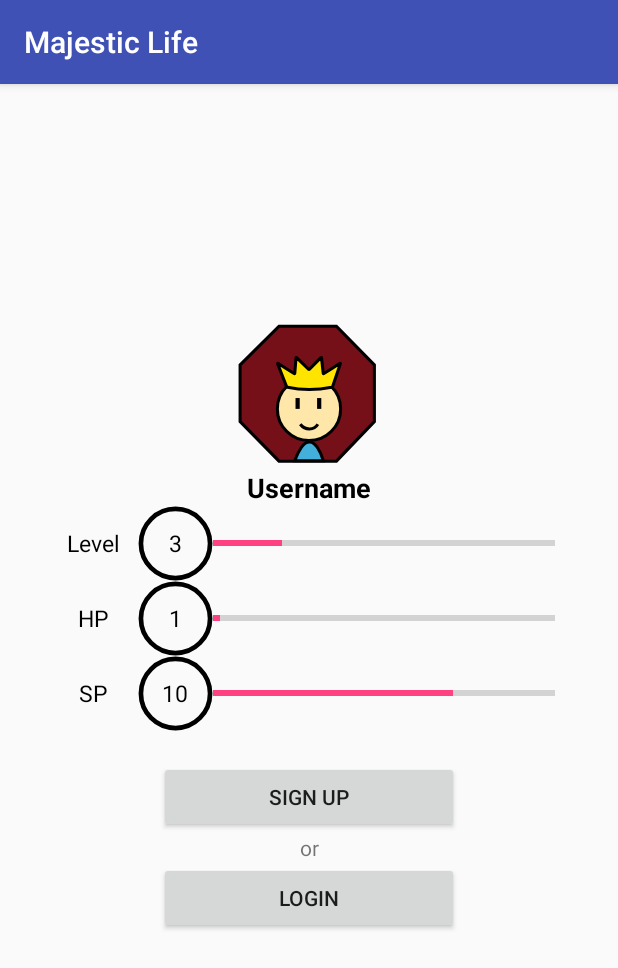
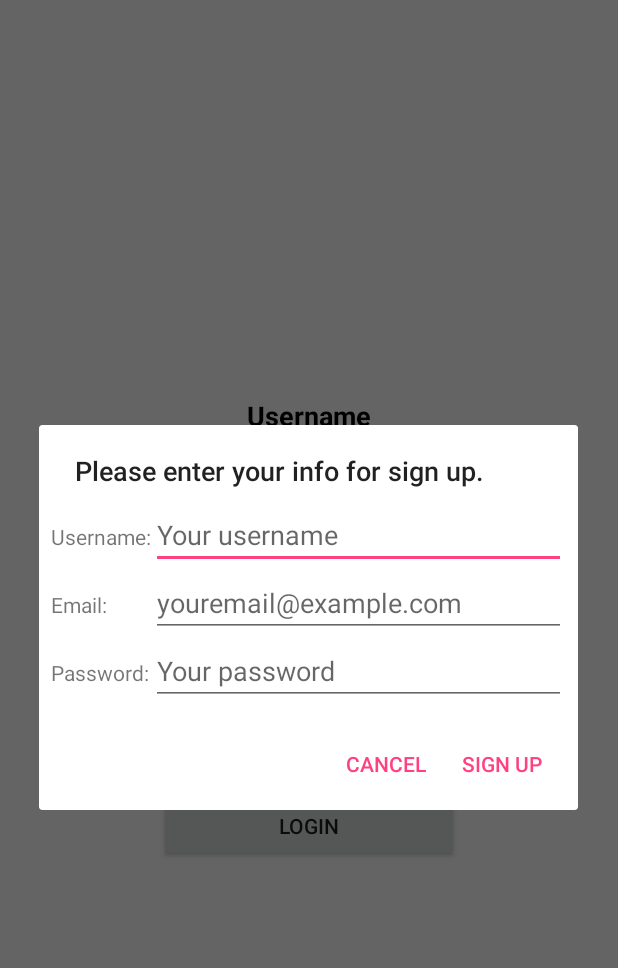
Before and after one commit to Narges7596/MajesticLife, an Android app: the AccountManagementActivity screen opened directly, with no data from a screen before it, after a tap on "SIGN UP", on a phone screen of 412 x 824 dp. Shown: the top 968 px of the screen. Run offline under Robolectric (Android 15) with nearby library versions, the light colour scheme and no system bars; libraries missing offline, so code that uses them is left out: com.backtory.java; 2 statements that could not run were skipped.

Commit message:
- Fixed dialog popup for sign up

```diff
--- a/MajesticLife/app/src/main/java/com/farazannajmi/majesticlife/AccountManagementActivity.java
+++ b/MajesticLife/app/src/main/java/com/farazannajmi/majesticlife/AccountManagementActivity.java
@@ -1,18 +1,27 @@
 package com.farazannajmi.majesticlife;
 
+import android.app.DialogFragment;
+import android.app.FragmentManager;
+import android.support.v4.app.FragmentActivity;
 import android.support.v7.app.AlertDialog;
 import android.support.v7.app.AppCompatActivity;
 import android.os.Bundle;
 import android.util.Log;
 import android.view.View;
+import android.widget.Button;
 import android.widget.ImageView;
 import android.widget.ProgressBar;
 import android.widget.TextView;
+import android.widget.Toast;
 
+import com.backtory.java.HttpStatusCode;
+import com.backtory.java.internal.BacktoryCallBack;
+import com.backtory.java.internal.BacktoryResponse;
 import com.backtory.java.internal.BacktoryUser;
 import com.backtory.java.model.GuestRegistrationParam;
 
-public class AccountManagementActivity extends AppCompatActivity
+public class AccountManagementActivity extends FragmentActivity
+        implements SignupDialogFragment.SignupDialogListener
 {
     public AppManager TheAppManager;
 
@@ -24,6 +33,9 @@ public class AccountManagementActivity extends AppCompatActivity
     public ProgressBar XpLevel_progBar;
     public ProgressBar HpLevel_progBar;
     public ProgressBar SpLevel_progBar;
+    public Button Signup_btn;
+    public Button Login_btn;
+    public TextView Or_txt;
 
     @Override
     protected void onCreate(Bundle savedInstanceState)
@@ -33,6 +45,7 @@ public class AccountManagementActivity extends AppCompatActivity
 
         TheAppManager = (AppManager) getApplicationContext();
 
+        //getting UI elements:
         Avatar_img = findViewById(R.id.AccountM_Avatar_img);
         Username_txt = findViewById(R.id.AccountM_Username_txt);
         XpLevel_txt = findViewById(R.id.AccountM_XpLevel_txt);
@@ -41,9 +54,11 @@ public class AccountManagementActivity extends AppCompatActivity
         XpLevel_progBar = findViewById(R.id.AccountM_XpLevel_progBar);
         HpLevel_progBar = findViewById(R.id.AccountM_HP_progBar);
         SpLevel_progBar = findViewById(R.id.AccountM_SP_progBar);
+        Signup_btn = findViewById(R.id.AccountM_Signup_btn);
+        Login_btn = findViewById(R.id.AccountM_Login_btn);
+        Or_txt = findViewById(R.id.AccountM_or_txt);
 
         //region setting right UI values!
-
         //Avatar_img.setImageBitmap(TheAppManager.User.Avatar);
         Username_txt.setText(TheAppManager.User.CurrentBacktoryUser.getUsername());
         XpLevel_txt.setText(Integer.toString(TheAppManager.User.XpLevel));
@@ -53,6 +68,14 @@ public class AccountManagementActivity extends AppCompatActivity
         HpLevel_progBar.setProgress(TheAppManager.User.HP);
         SpLevel_progBar.setProgress(TheAppManager.User.SP);
 
+        if(BacktoryUser.getCurrentUser().isGuest())
+            Signup_btn.setText(R.string.sign_up);
+        else
+        {
+            Signup_btn.setText(R.string.change_account);
+            Login_btn.setVisibility(View.INVISIBLE);
+            Or_txt.setVisibility(View.INVISIBLE);
+        }
         //endregion
     }
 
@@ -64,40 +87,9 @@ public class AccountManagementActivity extends AppCompatActivity
             {
                 Log.d("WorkFlow", "Clicked on sign up btn in account management activity.");
 
-                //https://developer.android.com/guide/topics/ui/dialogs
-                AlertDialog.Builder builder = new AlertDialog.Builder(getApplicationContext()   );
-                //region complete registration from guest to user
-//
-//                GuestRegistrationParam params = new GuestRegistrationParam.Builder().
-//                        //setFirstName("alireza").
-//                        //setLastName("farahani").
-//                        setEmail("alireza.farahani@gmail.com").
-//                        setNewPassword("123456").
-//                        setNewUsername("a_farahani").
-//                        build();
-//
-//                // CurrentUser is your guest user, so get your currentUser and complete his/her registration
-//                BacktoryUser.getCurrentUser().completeRegistrationInBackground(params,
-//                        new BacktoryCallBack<BacktoryUser>() {
-//
-//                            // CompleteRegistration done (fail or success), handling it:
-//                            @Override
-//                            public void onResponse(BacktoryResponse<BacktoryUser> response) {
-//                                // Checking result of operation
-//                                if (response.isSuccessful()) {
-//                                    // Hooray, You are a normal user now
-//                                    String firstName = response.body().getFirstName();
-//                                    Log.d(TAG, firstName + ", thanks for registration");
-//                                } else if (response.code() == HttpStatusCode.Conflict.code())
-//                                    // You request username(= a_farahani) already exists
-//                                    Log.d(TAG, "a user with this username already exist");
-//                            } else {
-//                                // Operation generally failed, maybe internet connection issue
-//                                Log.d(TAG, "registration failed");
-//                            }
-//                        }
-//            });
-                //endregion
+                //showing dialogue popup to get username, password and email for sign up
+                SignupDialogFragment signupDialogue = new SignupDialogFragment();
+                signupDialogue.show(getFragmentManager(), "SignupDialogFragment");
                 break;
             }
             case R.id.AccountM_Login_btn:
@@ -109,4 +101,46 @@ public class AccountManagementActivity extends AppCompatActivity
                 break;
         }
     }
+
+    @Override
+    public void onDialogPositiveClick(DialogFragment dialog, String username, String email, String password)
+    {
+        Log.d("WorkFlow", "Clicked Sign up on SignupDialog");
+
+        dialog.dismiss();
+
+        GuestRegistrationParam params = new GuestRegistrationParam.
+                Builder().
+                setNewUsername(username).
+                setEmail(email).
+                setNewPassword(password).
+                build();
+
+        // CurrentUser is your guest user, so get your currentUser and complete his/her registration
+        BacktoryUser.getCurrentUser().completeRegistrationInBackground(params,
+                new BacktoryCallBack<BacktoryUser>()
+                {
+                    @Override
+                    public void onResponse(BacktoryResponse<BacktoryUser> response)
+                    {
+                        if (response.isSuccessful())
+                        {
+                            String uName = response.body().getUsername();
+                            Log.d("Backtory", "Successfully completed registered as " + uName);
+
+                            TheAppManager.User.CurrentBacktoryUser = BacktoryUser.getCurrentUser();
+
+                            Username_txt.setText(uName);
+                        }
+                        else if (response.code() == HttpStatusCode.Conflict.code())
+                        {
+                            Log.d("Backtory", "Failed completing registration: " + response.message());
+                        }
+                        else
+                        {
+                            Log.d("Backtory", "Failed completing registration: " + response.message());
+                        }
+                    }
+                });
+    }
 }
--- /dev/null
+++ b/MajesticLife/app/src/main/java/com/farazannajmi/majesticlife/SignupDialogFragment.java
@@ -0,0 +1,106 @@
+package com.farazannajmi.majesticlife;
+
+import android.app.Activity;
+import android.app.Dialog;
+import android.app.DialogFragment;
+import android.content.Context;
+import android.content.DialogInterface;
+import android.os.Bundle;
+import android.support.annotation.Nullable;
+import android.support.v7.app.AlertDialog;
+import android.util.AttributeSet;
+import android.util.Log;
+import android.view.LayoutInflater;
+import android.view.View;
+import android.view.ViewGroup;
+import android.widget.EditText;
+import android.widget.Toast;
+
+/**
+ * Created by Narges on 5/23/2018.
+ * refrence: https://developer.android.com/guide/topics/ui/dialogs
+ */
+
+public class SignupDialogFragment extends DialogFragment
+{
+    private EditText Username_editText;
+    private EditText Email_editText;
+    private EditText Password_editText;
+
+    /* The activity that creates an instance of this dialog fragment must
+     * implement this interface in order to receive event callbacks.
+     * Each method passes the DialogFragment in case the host needs to query it. */
+    public interface SignupDialogListener
+    {
+        public void onDialogPositiveClick(DialogFragment dialog, String username, String email, String password);
+        //public void onDialogNegativeClick(DialogFragment dialog);
+    }
+
+    // Use this instance of the interface to deliver action events
+    SignupDialogListener mListener;
+
+    // Override the Fragment.onAttach() method to instantiate the NoticeDialogListener
+    @Override
+    public void onAttach(Activity activity)
+    {
+        super.onAttach(activity);
+
+        // Verify that the host activity implements the callback interface
+        try
+        {
+            // Instantiate the NoticeDialogListener so we can send events to the host
+            mListener = (SignupDialogListener) activity;
+        }
+        catch (ClassCastException e) {
+            // The activity doesn't implement the interface, throw exception
+            throw new ClassCastException(activity.toString()
+                    + " must implement SignupDialogListener");
+        }
+    }
+
+    @Override
+    public Dialog onCreateDialog(Bundle savedInstanceState)
+    {
+        Username_editText = new EditText(getActivity());
+
+        AlertDialog.Builder builder = new AlertDialog.Builder(getActivity());
+
+        // Get the layout inflater
+        LayoutInflater inflater = getActivity().getLayoutInflater();
+
+        // Inflate and set the layout for the dialog
+        // Pass null as the parent view because its going in the dialog layout
+        builder.setView(inflater.inflate(R.layout.dialog_signup, null));
+        // Add action buttons
+        builder.setPositiveButton(R.string.sign_up, new DialogInterface.OnClickListener()
+                {
+                    @Override
+                    public void onClick(DialogInterface dialog, int id)
+                    {
+                        Username_editText = getDialog().findViewById(R.id.SignupD_username_editText);
+                        Email_editText = getDialog().findViewById(R.id.SignupD_email_editText);
+                        Password_editText = getDialog().findViewById(R.id.SignupD_password_editText);
+
+                        // Send the positive button event back to the host activity
+                        mListener.onDialogPositiveClick(SignupDialogFragment.this,
+                                Username_editText.getText().toString(),
+                                Email_editText.getText().toString(),
+                                Password_editText.getText().toString());
+                    }
+                });
+        builder.setNegativeButton(R.string.cancel, new DialogInterface.OnClickListener()
+                {
+                    public void onClick(DialogInterface dialog, int id)
+                    {
+                        SignupDialogFragment.this.getDialog().cancel();
+
+//                        // Send the negative button event back to the host activity
+//                        mListener.onDialogNegativeClick(SignupDialogFragment.this);
+                    }
+                });
+        builder.setTitle("Please enter your info for sign up.");
+
+        // Create the AlertDialog object and return it
+        return builder.create();
+    }
+}
--- a/MajesticLife/app/src/main/res/layout/activity_account_management.xml
+++ b/MajesticLife/app/src/main/res/layout/activity_account_management.xml
@@ -23,8 +23,8 @@
 
         <ImageView
             android:id="@+id/AccountM_Avatar_img"
-            android:layout_width="100dp"
-            android:layout_height="100dp"
+            android:layout_width="80dp"
+            android:layout_height="80dp"
             app:srcCompat= "@drawable/ic_king"
             tools:ignore="VectorDrawableCompat" />
 
--- a/MajesticLife/app/src/main/res/values/strings.xml
+++ b/MajesticLife/app/src/main/res/values/strings.xml
@@ -15,4 +15,5 @@
     <string name="cancel">Cancel</string>
     <string name="ok">OK</string>
     <string name="password">password</string>
+    <string name="change_account">Change Account</string>
 </resources>
```
Also changed, not shown: MajesticLife/app/src/main/res/layout/dialog_signup.xml (+0 -18 lines).
